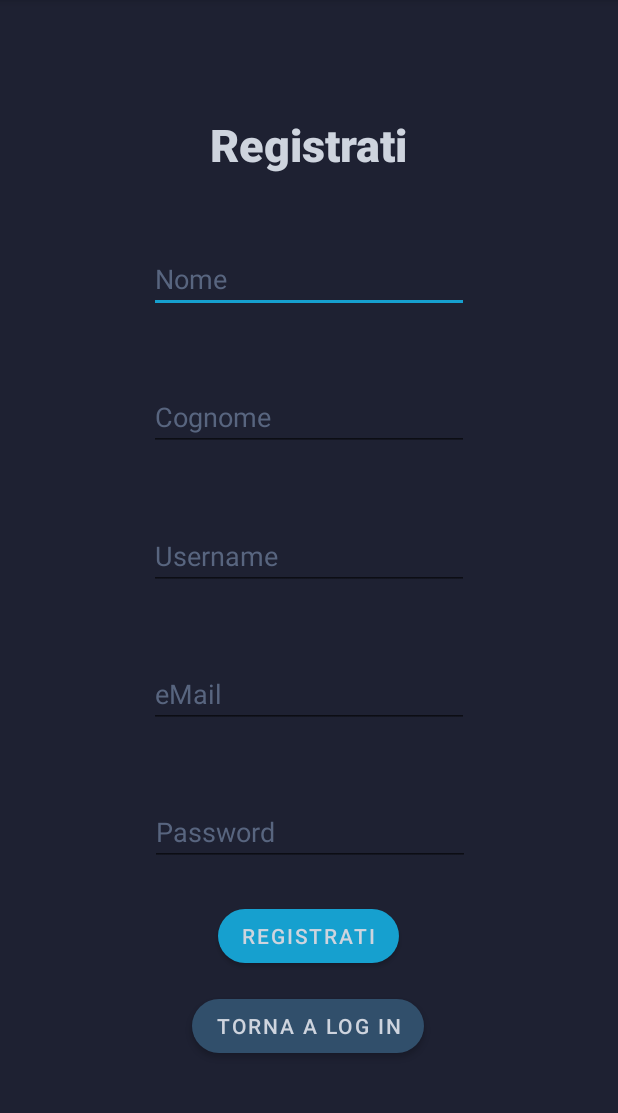
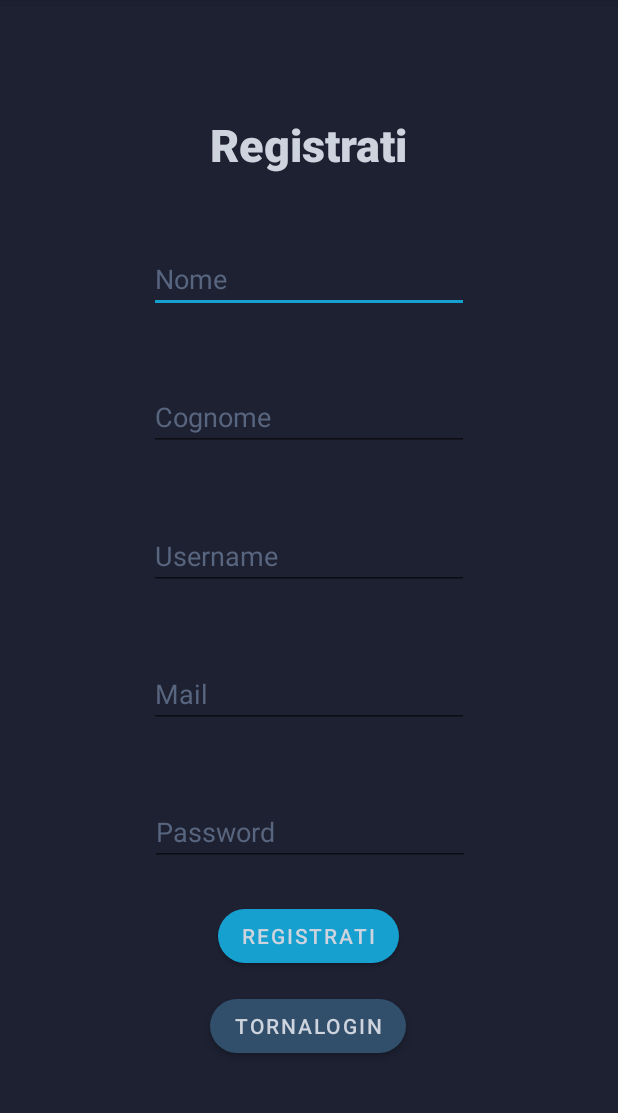
Before and after one commit to FernandoEdelstein/SoundBliss, an Android app: the SignUp screen opened directly, with no data from a screen before it, on a phone screen of 412 x 824 dp, the part 84-1197 px from its top. Run offline under Robolectric (Android 15) with nearby library versions, the phone set to English and light mode, and no system bars.

Commit message:
LogIn / SignIn Form Modifications part 3

```diff
--- a/app/src/main/res/layout/activity_sign_up.xml
+++ b/app/src/main/res/layout/activity_sign_up.xml
@@ -27,7 +27,7 @@
         android:layout_height="wrap_content"
         android:layout_marginTop="24dp"
         android:ems="10"
-        android:hint="Nome"
+        android:hint="@string/Nome"
         android:inputType="textPersonName"
         android:textColor="@color/white_100"
         android:textColorHint="@color/white_300"
@@ -43,7 +43,7 @@
         android:layout_height="wrap_content"
         android:layout_marginTop="24dp"
         android:ems="10"
-        android:hint="Cognome"
+        android:hint="@string/Cognome"
         android:inputType="textPersonName"
         android:textColor="@color/white_100"
         android:textColorHint="@color/white_300"
@@ -59,8 +59,8 @@
         android:layout_height="wrap_content"
         android:layout_marginTop="24dp"
         android:ems="10"
-        android:hint="eMail"
-        android:inputType="textPersonName"
+        android:hint="@string/eMail"
+        android:inputType="textEmailAddress"
         android:textColor="@color/white_100"
         android:textColorHint="@color/white_300"
         app:layout_constraintBottom_toTopOf="@+id/passField"
@@ -75,7 +75,7 @@
         android:layout_height="wrap_content"
         android:layout_marginTop="24dp"
         android:ems="10"
-        android:hint="Password"
+        android:hint="@string/Password"
         android:inputType="textPassword"
         android:textColor="@color/white_100"
         android:textColorHint="@color/white_300"
@@ -91,7 +91,7 @@
         android:layout_height="wrap_content"
         android:layout_marginTop="24dp"
         android:ems="10"
-        android:hint="Username"
+        android:hint="@string/Username"
         android:inputType="textPersonName"
         android:textColor="@color/white_100"
         android:textColorHint="@color/white_300"
@@ -106,7 +106,7 @@
         android:layout_width="wrap_content"
         android:layout_height="wrap_content"
         android:layout_marginBottom="12dp"
-        android:text="Registrati"
+        android:text="@string/Registrati"
         android:textColor="@color/white_100"
         app:backgroundTint="@color/blue_100"
         app:cornerRadius="22dp"
@@ -120,7 +120,7 @@
         android:layout_width="wrap_content"
         android:layout_height="wrap_content"
         android:layout_marginBottom="60dp"
-        android:text="Torna a Log In"
+        android:text="@string/TornaLogIn"
         android:textColor="@color/white_100"
         app:cornerRadius="22dp"
         app:layout_constraintBottom_toBottomOf="parent"
```
Also changed, not shown: app/src/main/res/layout/activity_log_in.xml (+5 -5 lines), app/src/main/res/values/strings.xml (+12 -1 lines).
